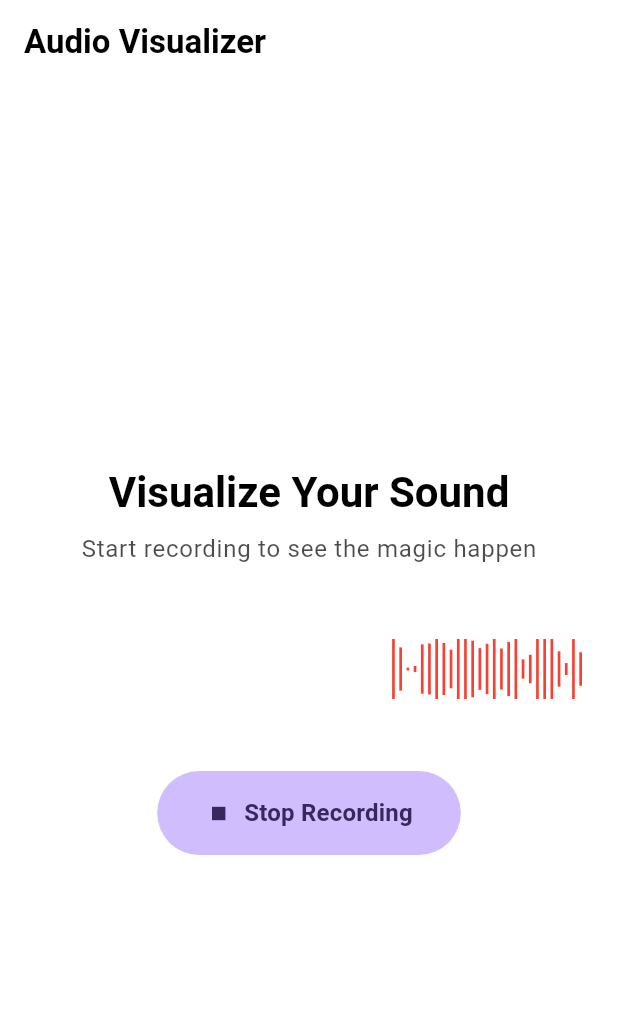
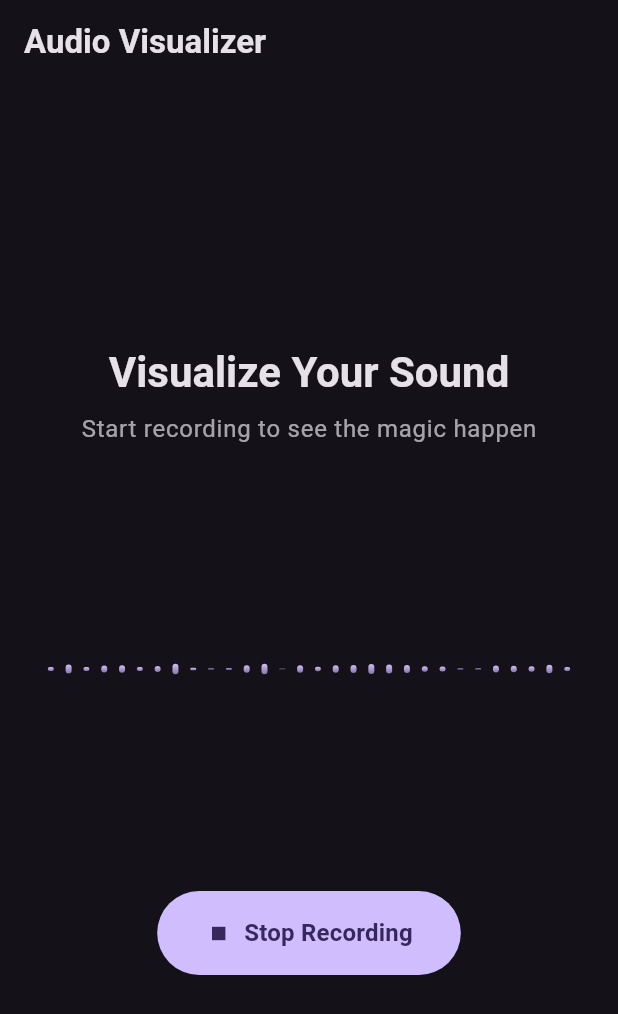
Before and after one commit to Djsmk123/waveform_fft, a Flutter app: the screen it shows after launch, after a tap on "Start Recording", on a phone screen of 412 x 824 dp. Shown: the top 1014 px of the screen. Run offline on Flutter 3.47's test engine with Material 3 defaults, Android fonts, the phone set to English and light mode, and no system bars; drawn by our look-alikes of fl_chart; missing offline and left inert: fftea, flutter_audio_capture.

Commit message:
Revert "Fixed ios crash"

```diff
--- a/example/lib/main.dart
+++ b/example/lib/main.dart
@@ -30,7 +30,10 @@ class MyApp extends StatelessWidget {
     return MaterialApp(
       title: 'Waveform Demo',
       theme: ThemeData(
-        colorScheme: ColorScheme.fromSeed(seedColor: const Color(0xFF6750A4), brightness: Brightness.dark),
+        colorScheme: ColorScheme.fromSeed(
+          seedColor: const Color(0xFF6750A4),
+          brightness: Brightness.dark,
+        ),
         useMaterial3: true,
       ),
       home: const WaveformPage(),
@@ -47,7 +50,8 @@ class WaveformPage extends StatefulWidget {
 }
 
 /// State for WaveformPage that manages audio capture and animation
-class _WaveformPageState extends State<WaveformPage> with SingleTickerProviderStateMixin {
+class _WaveformPageState extends State<WaveformPage>
+    with SingleTickerProviderStateMixin {
   late final Ticker _ticker;
   List<({FrequencySpectrum spectrum, double value})> data = [];
   List<({FrequencySpectrum spectrum, double value})> data2Animation = [];
@@ -84,14 +88,26 @@ class _WaveformPageState extends State<WaveformPage> with SingleTickerProviderSt
     final theme = Theme.of(context);
 
     return Scaffold(
-      backgroundColor: Colors.white,
+      backgroundColor: theme.colorScheme.surface,
       appBar: AppBar(
-        backgroundColor: Colors.white,
-        title: Text('Audio Visualizer', style: TextStyle(color: Colors.black, fontWeight: FontWeight.bold)),
+        backgroundColor: theme.colorScheme.surface,
+        title: Text(
+          'Audio Visualizer',
+          style: TextStyle(
+            color: theme.colorScheme.onSurface,
+            fontWeight: FontWeight.bold,
+          ),
+        ),
         elevation: 0,
       ),
       body: Container(
-        decoration: BoxDecoration(color: Colors.white),
+        decoration: BoxDecoration(
+          gradient: LinearGradient(
+            begin: Alignment.topCenter,
+            end: Alignment.bottomCenter,
+            colors: [theme.colorScheme.surface, theme.colorScheme.surface],
+          ),
+        ),
         child: Center(
           child: Padding(
             padding: const EdgeInsets.symmetric(horizontal: 24.0),
@@ -100,27 +116,32 @@ class _WaveformPageState extends State<WaveformPage> with SingleTickerProviderSt
               children: [
                 Text(
                   'Visualize Your Sound',
-                  style: theme.textTheme.headlineMedium?.copyWith(color: Colors.black, fontWeight: FontWeight.bold),
+                  style: theme.textTheme.headlineMedium?.copyWith(
+                    color: theme.colorScheme.onSurface,
+                    fontWeight: FontWeight.bold,
+                  ),
                 ),
                 const SizedBox(height: 8),
                 Text(
                   'Start recording to see the magic happen',
-                  style: theme.textTheme.bodyLarge?.copyWith(color: Colors.black.withValues(alpha: 0.7)),
+                  style: theme.textTheme.bodyLarge?.copyWith(
+                    color: theme.colorScheme.onSurface.withValues(alpha: .7),
+                  ),
                 ),
                 const SizedBox(height: 48),
                 if (isRecording)
                   SizedBox(
-                    height: 40,
+                    height: 200,
                     width: MediaQuery.sizeOf(context).width,
-                    child: CustomWaveFormWidgetEq(
+                    child: WaveFormWidgetEq(
                       data: data2Animation,
-                      barWidth: 1.8,
-                      maxY: 30,
-                      minY: -30,
-                      barColor: Colors.red,
-                      barAlpha: 1,
-                      animationDuration: const Duration(milliseconds: 400),
-                      updateInterval: const Duration(milliseconds: 40),
+                      barWidth: 4,
+                      maxY: 80,
+                      minY: -80,
+                      barColor: theme.colorScheme.primary,
+                      barAlpha: 0.6,
+                      animationDuration: const Duration(milliseconds: 120),
+                      updateInterval: const Duration(milliseconds: 48),
                     ),
                   ),
                 const SizedBox(height: 48),
@@ -128,7 +149,7 @@ class _WaveformPageState extends State<WaveformPage> with SingleTickerProviderSt
                   onPressed: () {
                     isRecording = !isRecording;
                     if (isRecording) {
-                      _audioCaptureService.startCapture((data) async {
+                      _audioCaptureService.startCapture((data) {
                         setState(() {
                           this.data = data;
                         });
@@ -138,7 +159,12 @@ class _WaveformPageState extends State<WaveformPage> with SingleTickerProviderSt
                     }
                     setState(() {});
                   },
-                  style: FilledButton.styleFrom(padding: const EdgeInsets.symmetric(horizontal: 32, vertical: 16)),
+                  style: FilledButton.styleFrom(
+                    padding: const EdgeInsets.symmetric(
+                      horizontal: 32,
+                      vertical: 16,
+                    ),
+                  ),
                   icon: Icon(isRecording ? Icons.stop : Icons.mic),
                   label: Text(
                     isRecording ? 'Stop Recording' : 'Start Recording',
--- a/lib/src/widgets/waveform_widget.dart
+++ b/lib/src/widgets/waveform_widget.dart
@@ -1,9 +1,10 @@
 import 'dart:async';
 import 'dart:math';
+import 'package:fl_chart/fl_chart.dart';
 import 'package:flutter/material.dart';
 import 'package:waveform_fft/src/models/waveform_spectrum.dart';
 
-class CustomWaveFormWidgetEq extends StatefulWidget {
+class WaveFormWidgetEq extends StatefulWidget {
   final List<({FrequencySpectrum spectrum, double value})> data;
   final Duration animationDuration;
   final Duration updateInterval;
@@ -13,11 +14,11 @@ class CustomWaveFormWidgetEq extends StatefulWidget {
   final Color barColor;
   final double barAlpha;
 
-  const CustomWaveFormWidgetEq({
+  const WaveFormWidgetEq({
     super.key,
     required this.data,
     this.animationDuration = const Duration(milliseconds: 200),
-    this.updateInterval = const Duration(milliseconds: 32),
+    this.updateInterval = const Duration(milliseconds: 48),
     this.barWidth = 5,
     this.maxY = 80,
     this.minY = -80,
@@ -26,172 +27,85 @@ class CustomWaveFormWidgetEq extends StatefulWidget {
   });
 
   @override
-  State<CustomWaveFormWidgetEq> createState() => _CustomWaveFormWidgetEqState();
+  State<WaveFormWidgetEq> createState() => _WaveFormWidgetEqState();
 }
 
-class _CustomWaveFormWidgetEqState extends State<CustomWaveFormWidgetEq> with TickerProviderStateMixin {
-  final List<AnimatedBar> _bars = [];
+class _WaveFormWidgetEqState extends State<WaveFormWidgetEq>
+    with SingleTickerProviderStateMixin {
+  late List<double> animatedValues;
+  late AnimationController _controller;
   late Timer _timer;
   final Random _random = Random();
-  int _dataIndex = 0;
 
   @override
   void initState() {
     super.initState();
 
-    // Timer to add new bars
+    animatedValues =
+        widget.data.isNotEmpty
+            ? widget.data.map((e) => e.value).toList()
+            : List.generate(30, (_) => _random.nextDouble());
+
+    _controller = AnimationController(
+      vsync: this,
+      duration: widget.animationDuration,
+    )..repeat(reverse: true);
+
     _timer = Timer.periodic(widget.updateInterval, (timer) {
-      _addNewBar();
+      setState(() {
+        if (animatedValues.isNotEmpty) {
+          animatedValues.removeAt(0);
+        }
+        animatedValues.add(
+          widget.data.isNotEmpty
+              ? widget.data[(timer.tick % widget.data.length)].value
+              : _random.nextDouble(),
+        );
       });
-  }
-
-  void _addNewBar() {
-    if (!mounted) return;
-
-    // Get the new value
-    final double newValue =
-        widget.data.isNotEmpty
-            ? widget.data[_dataIndex % widget.data.length].value
-            : _random.nextDouble() * (widget.maxY - widget.minY) + widget.minY;
-
-    _dataIndex++;
-
-    // Get the last bar's value for smoother transition
-    final double previousValue = _bars.isNotEmpty ? _bars.last.targetValue : 0.0;
-
-    // Create a new animation controller
-    final AnimationController controller = AnimationController(vsync: this, duration: widget.animationDuration);
-
-    // Create the animation with improved easing
-    final Animation<double> animation = Tween<double>(
-      begin: previousValue, // Start from the last bar value
-      end: newValue,
-    ).animate(CurvedAnimation(parent: controller, curve: Curves.linearToEaseOut));
-
-    final AnimatedBar newBar = AnimatedBar(targetValue: newValue, animation: animation, controller: controller);
-
-    setState(() {
-      _bars.add(newBar);
-
-      // Remove old bars smoothly
-      if (_bars.length > 100) {
-        final oldBar = _bars.removeAt(0);
-        oldBar.controller.dispose();
-      }
     });
-
-    controller.forward();
   }
 
   @override
   void dispose() {
+    _controller.dispose();
     _timer.cancel();
-    for (final bar in _bars) {
-      bar.controller.dispose();
-    }
     super.dispose();
   }
 
   @override
   Widget build(BuildContext context) {
-    return LayoutBuilder(
-      builder: (context, constraints) {
-        return ClipRect(
-          child: CustomPaint(
-            painter: WaveformPainter(
-              bars: _bars,
-              barWidth: widget.barWidth,
+    return BarChart(
+      BarChartData(
+        titlesData: const FlTitlesData(show: false),
+        gridData: const FlGridData(show: false),
+        barTouchData: BarTouchData(enabled: false),
+        borderData: FlBorderData(show: false),
         maxY: widget.maxY,
         minY: widget.minY,
-              barColor: widget.barColor,
-              barAlpha: widget.barAlpha,
-              availableWidth: constraints.maxWidth,
+        barGroups: List.generate(animatedValues.length, (index) {
+          double value = animatedValues[index];
+          return BarChartGroupData(
+            x: index,
+            barRods: [
+              BarChartRodData(
+                width: widget.barWidth,
+                gradient: LinearGradient(
+                  begin: Alignment.topCenter,
+                  end: Alignment.bottomCenter,
+                  colors: [
+                    widget.barColor,
+                    widget.barColor.withAlpha((widget.barAlpha * 255).toInt()),
+                  ],
                 ),
-            size: Size(constraints.maxWidth, constraints.maxHeight),
+                toY: 3 * value.abs() * (1 - (value / (value + 15))),
+                fromY: 3 * -value.abs() * (1 - (value / (value + 15))),
               ),
+            ],
           );
-      },
+        }),
+      ),
+      curve: Curves.easeInOut,
+      duration: const Duration(milliseconds: 180),
     );
   }
 }
-
-class AnimatedBar {
-  final double targetValue;
-  final Animation<double> animation;
-  final AnimationController controller;
-
-  AnimatedBar({required this.targetValue, required this.animation, required this.controller});
-}
-
-class WaveformPainter extends CustomPainter {
-  final List<AnimatedBar> bars;
-  final double barWidth;
-  final double maxY;
-  final double minY;
-  final Color barColor;
-  final double barAlpha;
-  final double availableWidth;
-
-  WaveformPainter({
-    required this.bars,
-    required this.barWidth,
-    required this.maxY,
-    required this.minY,
-    required this.barColor,
-    required this.barAlpha,
-    required this.availableWidth,
-  }) : super(repaint: Listenable.merge(bars.map((bar) => bar.animation).toList()));
-
-  @override
-  void paint(Canvas canvas, Size size) {
-    final double spacing = 3.0; // Space between bars
-    final double totalBarWidth = barWidth + spacing;
-    final double centerY = size.height / 2;
-
-    // Calculate how many bars we can fit
-    final int maxBars = (availableWidth / totalBarWidth).floor();
-
-    // Start from the rightmost position
-    double x = availableWidth - barWidth;
-
-    // Draw from newest to oldest (right to left)
-    for (int i = bars.length - 1; i >= 0 && i >= bars.length - maxBars; i--) {
-      final AnimatedBar bar = bars[i];
-      final double value = bar.animation.value;
-
-      // Calculate positive and negative parts of the bar
-      final double positiveHeight = 3 * value.abs() * (1 - (value / (value + 15)));
-      final double negativeHeight = 3 * -value.abs() * (1 - (value / (value + 15)));
-
-      // Scale heights to fit within the available height
-      final double scaleFactor = size.height / (maxY - minY);
-      final double topY = centerY - (positiveHeight * scaleFactor);
-      final double bottomY = centerY - (negativeHeight * scaleFactor);
-
-      // Create gradient for the bar
-      final Paint barPaint =
-          Paint()
-            ..shader = LinearGradient(
-              begin: Alignment.topCenter,
-              end: Alignment.bottomCenter,
-              colors: [barColor, barColor.withAlpha((barAlpha * 255).toInt())],
-            ).createShader(Rect.fromPoints(Offset(x, topY), Offset(x + barWidth, bottomY)));
-
-      // Draw the bar
-      canvas.drawRect(Rect.fromPoints(Offset(x, topY), Offset(x + barWidth, bottomY)), barPaint);
-
-      // Move to the next position (left)
-      x -= totalBarWidth;
-    }
-  }
-
-  @override
-  bool shouldRepaint(covariant WaveformPainter oldDelegate) {
-    return oldDelegate.barWidth != barWidth ||
-        oldDelegate.maxY != maxY ||
-        oldDelegate.minY != minY ||
-        oldDelegate.barColor != barColor ||
-        oldDelegate.barAlpha != barAlpha ||
-        oldDelegate.availableWidth != availableWidth;
-  }
-}
--- a/pubspec.yaml
+++ b/pubspec.yaml
@@ -9,9 +9,10 @@ environment:
 
 dependencies:
   fftea: ^1.5.0+1
+  fl_chart: ^0.70.2
   flutter:
     sdk: flutter
-  flutter_audio_capture_v2: ^1.2.2
+  flutter_audio_capture: ^1.1.8
 
 dev_dependencies:
   flutter_test:
```
Also changed, not shown: lib/src/services/audio_capture_service.dart (+18 -6 lines), example/pubspec.lock, 4 other files. Lines whose indentation alone changed are shown as unchanged.
